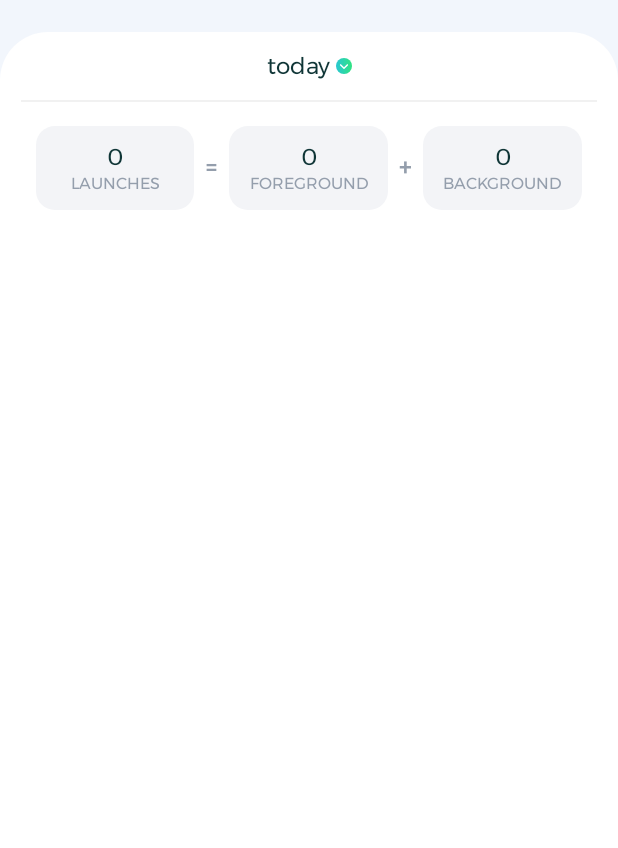
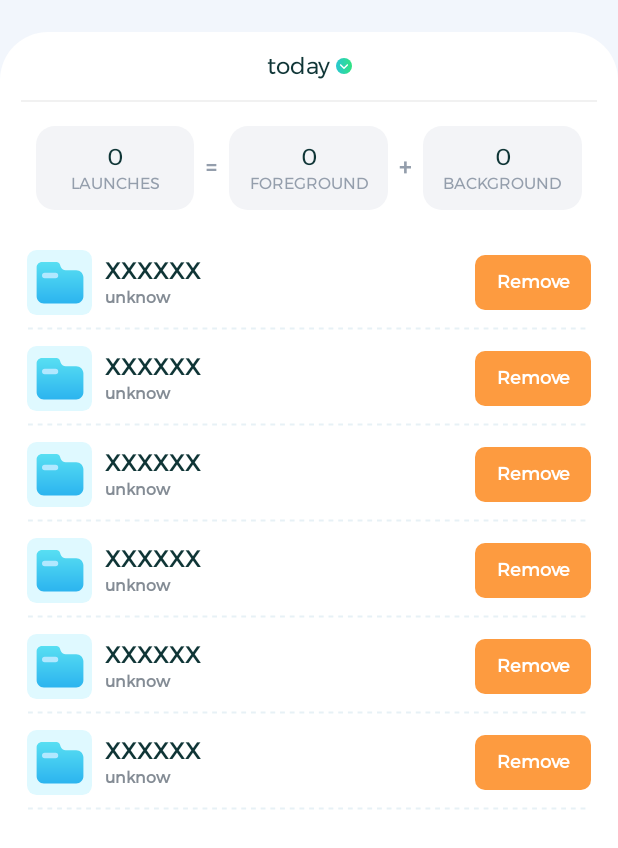
Before and after one commit to Dale-jiang/OneClean, an Android app: the layout fr_recent_app_launches.xml on its own in the app's theme, with its tools: preview values and no code run, on a phone screen of 412 x 824 dp. Shown: the top 848 px of the screen. Run offline under Robolectric (Android 15) with nearby library versions, the phone set to English and light mode, and no system bars.

Commit message:
recent ui

```diff
--- a/app/src/main/java/com/kk/newcleanx/utils/CommonUtils.kt
+++ b/app/src/main/java/com/kk/newcleanx/utils/CommonUtils.kt
@@ -283,5 +283,10 @@ object CommonUtils {
         }
     }
 
+    fun getApplicationLabelString(packageName: String) =
+        runCatching { app.packageManager.getApplicationLabel(app.packageManager.getApplicationInfo(packageName, 0)).toString() }.getOrNull() ?: ""
+
+    fun getApplicationIconDrawable(packageName: String) = runCatching { app.packageManager.getApplicationIcon(packageName) }.getOrNull()
+
 
 }
--- a/app/src/main/res/layout/fr_recent_app_launches.xml
+++ b/app/src/main/res/layout/fr_recent_app_launches.xml
@@ -131,13 +131,13 @@
                     android:layout_height="wrap_content"
                     android:layout_marginTop="2dp"
                     android:ellipsize="end"
-                    app:fontFamily="@font/montserrat"
                     android:includeFontPadding="false"
                     android:maxLines="2"
                     android:text="@string/string_foreground"
                     android:textAllCaps="true"
                     android:textColor="@color/selector_recent_app_launches_text_sub"
                     android:textSize="10sp"
+                    app:fontFamily="@font/montserrat"
                     app:layout_constraintBottom_toBottomOf="parent"
                     app:layout_constraintEnd_toEndOf="@+id/foregroundCounts"
                     app:layout_constraintStart_toStartOf="@+id/foregroundCounts"
@@ -186,10 +186,10 @@
                     android:id="@+id/backgroundLabel"
                     android:layout_width="wrap_content"
                     android:layout_height="wrap_content"
+                    android:layout_marginTop="2dp"
                     android:ellipsize="end"
                     android:includeFontPadding="false"
                     android:maxLines="2"
-                    android:layout_marginTop="2dp"
                     android:text="@string/string_background"
                     android:textAllCaps="true"
                     android:textColor="@color/selector_recent_app_launches_text_sub"
@@ -211,7 +211,9 @@
             android:layout_height="match_parent"
             android:clipToPadding="false"
             android:paddingBottom="20dp"
-            app:layoutManager="androidx.recyclerview.widget.LinearLayoutManager" />
+            app:layoutManager="androidx.recyclerview.widget.LinearLayoutManager"
+            tools:itemCount="20"
+            tools:listitem="@layout/item_recent_app_launches" />
 
     </androidx.appcompat.widget.LinearLayoutCompat>
 
--- /dev/null
+++ b/app/src/main/res/layout/item_recent_app_launches.xml
@@ -0,0 +1,100 @@
+<?xml version="1.0" encoding="utf-8"?>
+<androidx.constraintlayout.widget.ConstraintLayout xmlns:android="http://schemas.android.com/apk/res/android"
+    xmlns:app="http://schemas.android.com/apk/res-auto"
+    xmlns:tools="http://schemas.android.com/tools"
+    android:layout_width="match_parent"
+    android:layout_height="wrap_content"
+    android:minHeight="60dp">
+
+    <androidx.appcompat.widget.AppCompatImageView
+        android:id="@+id/image"
+        android:layout_width="40dp"
+        android:layout_height="40dp"
+        android:layout_marginStart="17dp"
+        android:scaleType="centerCrop"
+        app:layout_constraintBottom_toBottomOf="parent"
+        app:layout_constraintStart_toStartOf="parent"
+        app:layout_constraintTop_toTopOf="parent"
+        app:round="4dp"
+        app:srcCompat="@drawable/item_big_file_clean_icon" />
+
+    <androidx.appcompat.widget.LinearLayoutCompat
+        android:layout_width="0dp"
+        android:layout_height="wrap_content"
+        android:orientation="vertical"
+        app:layout_constraintBottom_toBottomOf="parent"
+        app:layout_constraintEnd_toStartOf="@+id/tvBtn"
+        app:layout_constraintStart_toEndOf="@+id/image"
+        app:layout_constraintTop_toTopOf="parent">
+
+        <androidx.appcompat.widget.AppCompatTextView
+            android:id="@+id/tvName"
+            android:layout_width="match_parent"
+            android:layout_height="wrap_content"
+            android:layout_marginStart="8dp"
+            android:layout_marginEnd="9dp"
+            android:ellipsize="end"
+            android:includeFontPadding="false"
+            android:maxLines="1"
+            android:textColor="@color/main_text_color"
+            android:textSize="14sp"
+            android:textStyle="bold"
+            app:fontFamily="@font/montserrat"
+            app:layout_constrainedWidth="true"
+            app:layout_constraintBottom_toBottomOf="parent"
+            app:layout_constraintEnd_toStartOf="@+id/tvLevelName"
+            app:layout_constraintHorizontal_bias="0"
+            app:layout_constraintHorizontal_chainStyle="packed"
+            app:layout_constraintStart_toStartOf="parent"
+            app:layout_constraintTop_toTopOf="parent"
+            tools:text="XXXXXX" />
+
+        <androidx.appcompat.widget.AppCompatTextView
+            android:id="@+id/tvPath"
+            android:layout_width="match_parent"
+            android:layout_height="wrap_content"
+            android:layout_marginStart="8dp"
+            android:layout_marginTop="2dp"
+            android:layout_marginEnd="9dp"
+            android:ellipsize="end"
+            android:includeFontPadding="false"
+            android:maxLines="1"
+            android:text="unknow"
+            android:textColor="#FF848C95"
+            android:textSize="10sp"
+            android:textStyle="bold"
+            app:fontFamily="@font/montserrat"
+            app:layout_constraintEnd_toStartOf="@+id/tvBtn"
+            app:layout_constraintStart_toEndOf="@+id/image"
+            app:layout_constraintTop_toBottomOf="@+id/nameLayout"
+            tools:ignore="HardcodedText,SmallSp" />
+
+    </androidx.appcompat.widget.LinearLayoutCompat>
+
+    <androidx.appcompat.widget.AppCompatTextView
+        android:id="@+id/tvBtn"
+        android:layout_width="wrap_content"
+        android:layout_height="34dp"
+        android:layout_marginEnd="17dp"
+        android:background="@drawable/shape_fd9b40_r6"
+        android:gravity="center"
+        android:includeFontPadding="false"
+        android:minWidth="72dp"
+        android:text="@string/string_remove"
+        android:textColor="@color/white"
+        android:textSize="11sp"
+        android:textStyle="bold"
+        app:fontFamily="@font/montserrat"
+        app:layout_constraintBottom_toBottomOf="parent"
+        app:layout_constraintEnd_toEndOf="parent"
+        app:layout_constraintTop_toTopOf="parent" />
+
+    <View
+        android:id="@+id/bottomLine"
+        android:layout_width="match_parent"
+        android:layout_height="2dp"
+        android:layout_marginHorizontal="17dp"
+        android:background="@drawable/shape_dash_line"
+        app:layout_constraintBottom_toBottomOf="parent" />
+
+</androidx.constraintlayout.widget.ConstraintLayout>
```
Also changed, not shown: app/src/main/java/com/kk/newcleanx/data/local/Entitys.kt (+10 -0 lines), app/src/main/java/com/kk/newcleanx/ui/functions/recentapp/vm/LaunchesViewModel.kt (added, +87 -0 lines).
